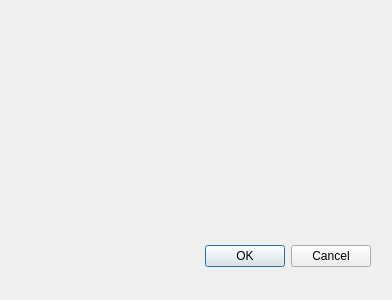
This is PhotoscanHelper/forms/QuickPreviewDialog.ui in UWStout/PARSEC-Tools as Qt 5 draws it before an edit. The edited form follows.
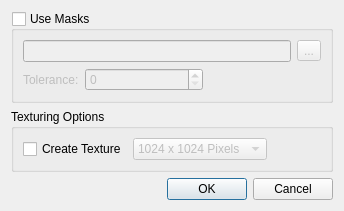
This is the edited form.

Commit message: QuickPreview enhanched and ScriptedPhotoScanDialog progress

The edit to the form file:
```diff
--- a/PhotoscanHelper/forms/QuickPreviewDialog.ui
+++ b/PhotoscanHelper/forms/QuickPreviewDialog.ui
@@ -6,29 +6,203 @@
    <rect>
     <x>0</x>
     <y>0</y>
-    <width>392</width>
-    <height>300</height>
+    <width>344</width>
+    <height>203</height>
    </rect>
   </property>
   <property name="windowTitle">
    <string>Dialog</string>
   </property>
-  <widget class="QDialogButtonBox" name="buttonBox">
-   <property name="geometry">
-    <rect>
-     <x>30</x>
-     <y>240</y>
-     <width>341</width>
-     <height>32</height>
-    </rect>
-   </property>
-   <property name="orientation">
-    <enum>Qt::Horizontal</enum>
-   </property>
-   <property name="standardButtons">
-    <set>QDialogButtonBox::Cancel|QDialogButtonBox::Ok</set>
-   </property>
-  </widget>
+  <layout class="QVBoxLayout" name="verticalLayout">
+   <item>
+    <widget class="QGroupBox" name="useMasksGroupBox">
+     <property name="title">
+      <string>Use Masks</string>
+     </property>
+     <property name="checkable">
+      <bool>true</bool>
+     </property>
+     <property name="checked">
+      <bool>false</bool>
+     </property>
+     <layout class="QVBoxLayout" name="verticalLayout_2">
+      <item>
+       <layout class="QHBoxLayout" name="horizontalLayout_3">
+        <item>
+         <widget class="QLineEdit" name="pathLineEdit"/>
+        </item>
+        <item>
+         <widget class="QToolButton" name="browseButton">
+          <property name="text">
+           <string>...</string>
+          </property>
+         </widget>
+        </item>
+       </layout>
+      </item>
+      <item>
+       <layout class="QHBoxLayout" name="horizontalLayout_4">
+        <item>
+         <widget class="QLabel" name="label">
+          <property name="text">
+           <string>Tolerance:</string>
+          </property>
+          <property name="buddy">
+           <cstring>toleranceSpinBox</cstring>
+          </property>
+         </widget>
+        </item>
+        <item>
+         <widget class="QSpinBox" name="toleranceSpinBox">
+          <property name="sizePolicy">
+           <sizepolicy hsizetype="MinimumExpanding" vsizetype="Fixed">
+            <horstretch>0</horstretch>
+            <verstretch>0</verstretch>
+           </sizepolicy>
+          </property>
+          <property name="maximum">
+           <number>255</number>
+          </property>
+         </widget>
+        </item>
+        <item>
+         <spacer name="horizontalSpacer">
+          <property name="orientation">
+           <enum>Qt::Horizontal</enum>
+          </property>
+          <property name="sizeHint" stdset="0">
+           <size>
+            <width>40</width>
+            <height>20</height>
+           </size>
+          </property>
+         </spacer>
+        </item>
+       </layout>
+      </item>
+      <item>
+       <spacer name="verticalSpacer_2">
+        <property name="orientation">
+         <enum>Qt::Vertical</enum>
+        </property>
+        <property name="sizeHint" stdset="0">
+         <size>
+          <width>20</width>
+          <height>40</height>
+         </size>
+        </property>
+       </spacer>
+      </item>
+     </layout>
+    </widget>
+   </item>
+   <item>
+    <widget class="QGroupBox" name="groupBox_2">
+     <property name="title">
+      <string>Texturing Options</string>
+     </property>
+     <property name="checkable">
+      <bool>false</bool>
+     </property>
+     <layout class="QVBoxLayout" name="verticalLayout_3">
+      <item>
+       <layout class="QHBoxLayout" name="horizontalLayout">
+        <item>
+         <widget class="QCheckBox" name="checkBox">
+          <property name="text">
+           <string>Create Texture</string>
+          </property>
+         </widget>
+        </item>
+        <item>
+         <widget class="QComboBox" name="texSizeComboBox">
+          <property name="enabled">
+           <bool>false</bool>
+          </property>
+          <property name="sizePolicy">
+           <sizepolicy hsizetype="Expanding" vsizetype="Fixed">
+            <horstretch>0</horstretch>
+            <verstretch>0</verstretch>
+           </sizepolicy>
+          </property>
+          <property name="minimumSize">
+           <size>
+            <width>117</width>
+            <height>0</height>
+           </size>
+          </property>
+          <property name="currentIndex">
+           <number>2</number>
+          </property>
+          <item>
+           <property name="text">
+            <string>256 x 256 Pixels</string>
+           </property>
+          </item>
+          <item>
+           <property name="text">
+            <string>512 x 512 Pixels</string>
+           </property>
+          </item>
+          <item>
+           <property name="text">
+            <string>1024 x 1024 Pixels</string>
+           </property>
+          </item>
+          <item>
+           <property name="text">
+            <string>2048 x 2048 Pixels</string>
+           </property>
+          </item>
+          <item>
+           <property name="text">
+            <string>4096 x 4096 Pixels</string>
+           </property>
+          </item>
+         </widget>
+        </item>
+        <item>
+         <spacer name="horizontalSpacer_2">
+          <property name="orientation">
+           <enum>Qt::Horizontal</enum>
+          </property>
+          <property name="sizeHint" stdset="0">
+           <size>
+            <width>40</width>
+            <height>20</height>
+           </size>
+          </property>
+         </spacer>
+        </item>
+       </layout>
+      </item>
+      <item>
+       <spacer name="verticalSpacer">
+        <property name="orientation">
+         <enum>Qt::Vertical</enum>
+        </property>
+        <property name="sizeHint" stdset="0">
+         <size>
+          <width>20</width>
+          <height>40</height>
+         </size>
+        </property>
+       </spacer>
+      </item>
+     </layout>
+    </widget>
+   </item>
+   <item>
+    <widget class="QDialogButtonBox" name="buttonBox">
+     <property name="orientation">
+      <enum>Qt::Horizontal</enum>
+     </property>
+     <property name="standardButtons">
+      <set>QDialogButtonBox::Cancel|QDialogButtonBox::Ok</set>
+     </property>
+    </widget>
+   </item>
+  </layout>
  </widget>
  <resources/>
  <connections>
```
Left out of the diff: 84 changed lines with no effect on the pictures. The commit also changes 7 other files.
